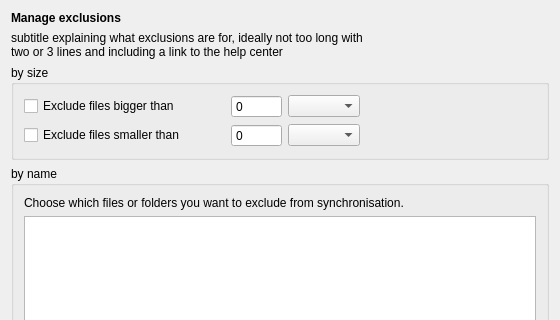
meganz/MEGAsync, file src/MEGASync/syncs/gui/Twoways/win/IgnoresEditingDialog.ui: the form before one commit; both pictures show x 0 to 560 and y 0 to 320 of the 560 by 701 pixel window.
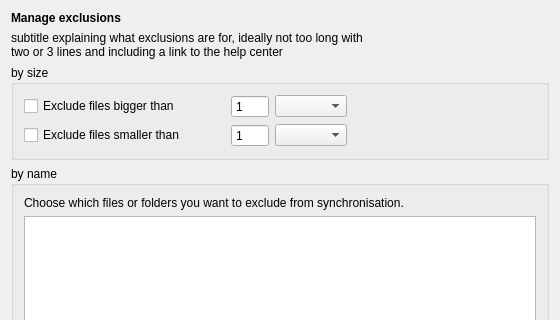
The form after the commit.

What changed in the file:
```diff
--- a/src/MEGASync/syncs/gui/Twoways/win/IgnoresEditingDialog.ui
+++ b/src/MEGASync/syncs/gui/Twoways/win/IgnoresEditingDialog.ui
@@ -81,10 +81,10 @@
          <enum>QAbstractSpinBox::NoButtons</enum>
         </property>
         <property name="minimum">
-         <number>0</number>
+         <number>1</number>
         </property>
         <property name="maximum">
-         <number>999999999</number>
+         <number>9999</number>
         </property>
        </widget>
       </item>
@@ -107,10 +107,10 @@
          <enum>QAbstractSpinBox::NoButtons</enum>
         </property>
         <property name="minimum">
-         <number>0</number>
+         <number>1</number>
         </property>
         <property name="maximum">
-         <number>999999999</number>
+         <number>9999</number>
         </property>
        </widget>
       </item>
```
Left out of the diff: 1 changed line with no effect on the pictures.
